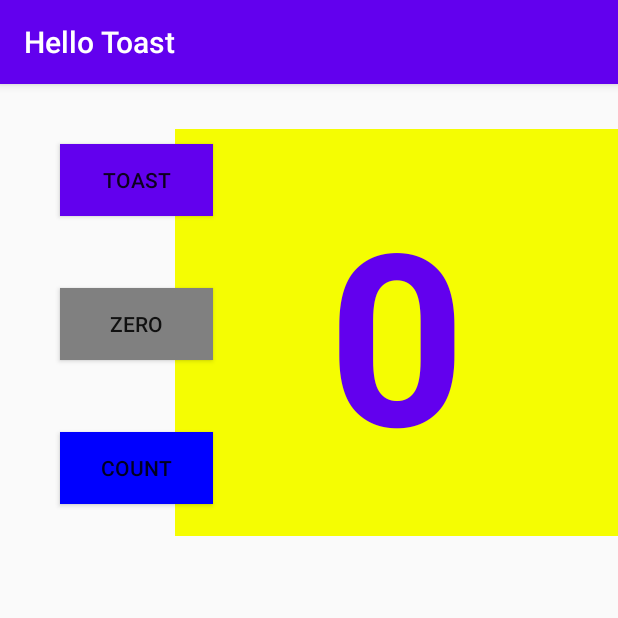
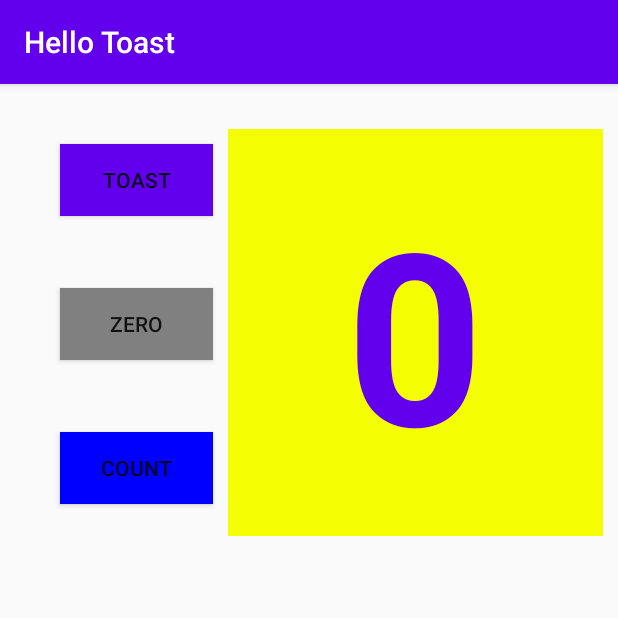
Before and after one commit to ZHUOXUANTEE/practical_1.2, an Android app: the screen it shows after launch (MainActivity), on a phone screen of 412 x 824 dp, the top half of it. Run offline under Robolectric (Android 15) with nearby library versions, the phone set to English and light mode, and no system bars.

Commit message:
COMMIT BY: TEE ZHUO XUAN

```diff
--- a/app/src/main/res/layout/activity_main.xml
+++ b/app/src/main/res/layout/activity_main.xml
@@ -45,7 +45,7 @@
 
     <TextView
         android:id="@+id/resultText"
-        android:layout_width="296dp"
+        android:layout_width="0dp"
         android:layout_height="271dp"
         android:layout_marginStart="10dp"
         android:layout_marginLeft="10dp"
```
